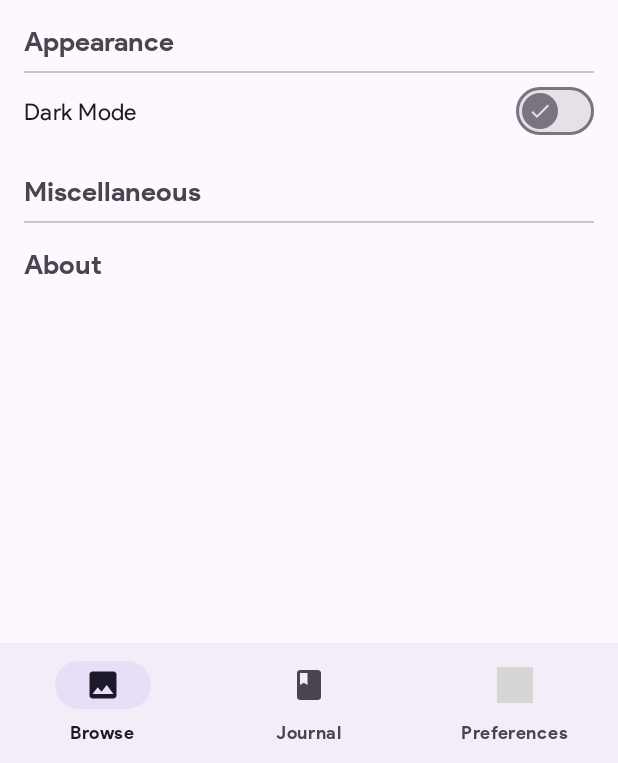
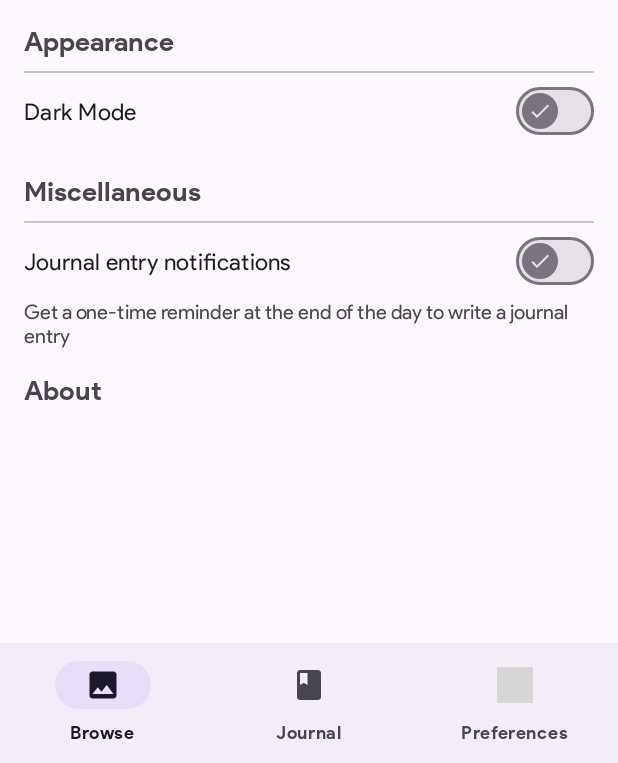
Before and after one commit to the-rebooted-coder/Store, an Android app: the fragment Settings placed in its activity, on a phone screen of 412 x 824 dp, the part 473-1236 px from its top. Run offline under Robolectric (Android 15) with nearby library versions, the phone set to English and light mode, and no system bars; our stand-ins replace Firebase (no records; nobody signed in at launch, a user with empty details on screens opened directly); pictures from the network do not load; grey boxes are pictures that could not be loaded.

Commit message:
Notification Switch Added

```diff
--- a/app/src/main/res/layout/fragment_settings.xml
+++ b/app/src/main/res/layout/fragment_settings.xml
@@ -198,6 +198,23 @@
                 android:background="?android:attr/dividerVertical" />
 
             <!-- Settings items for Section 4 -->
+            <com.google.android.material.materialswitch.MaterialSwitch
+                android:id="@+id/notifications"
+                android:layout_width="match_parent"
+                android:layout_height="match_parent"
+                android:padding="16dp"
+                app:thumbIcon="@drawable/done_24"
+                android:fontFamily="@font/productsans"
+                android:textSize="15sp"
+                android:text="@string/journal_entry_notifications"/>
+            <TextView
+                android:layout_width="wrap_content"
+                android:layout_height="wrap_content"
+                android:text="@string/one_time_reminder"
+                android:fontFamily="@font/productsans"
+                android:textSize="13sp"
+                android:paddingStart="16dp"
+                android:paddingEnd="16dp"/>
             <!-- Section 5 Header -->
             <com.google.android.material.textview.MaterialTextView
                 android:layout_width="match_parent"
--- a/app/src/main/res/values/strings.xml
+++ b/app/src/main/res/values/strings.xml
@@ -81,4 +81,6 @@
     <string name="dev_mail">connectwithspandan@gmail.com</string>
     <string name="dev_name">Spandan Saxena</string>
     <string name="lock_store">Lock Store</string>
+    <string name="journal_entry_notifications">Journal entry notifications</string>
+    <string name="one_time_reminder">Get a one-time reminder at the end of the day to write a journal entry</string>
 </resources>
```
